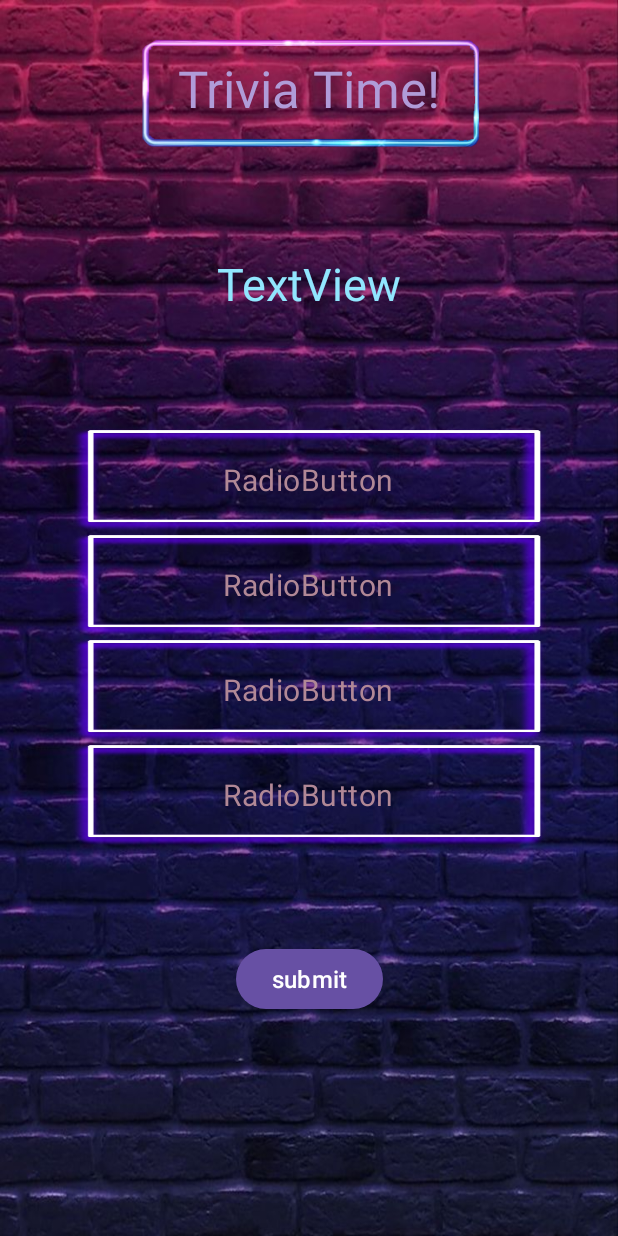
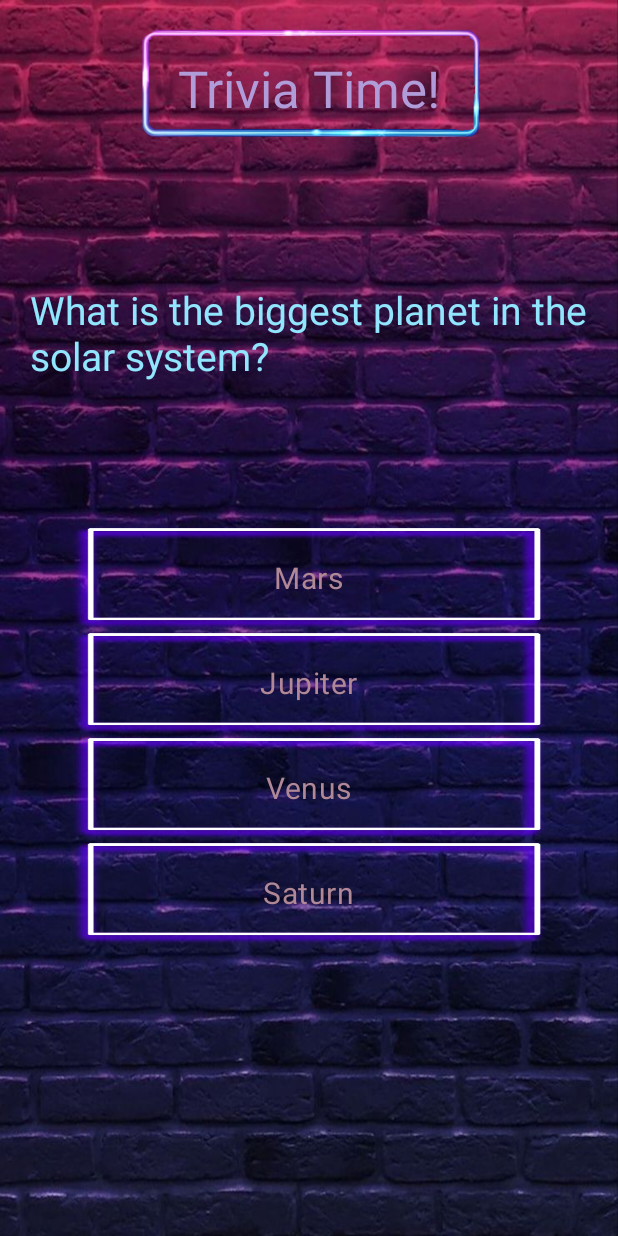
Before and after one commit to DevvvvvShah/DevsTrivia, an Android app: the screen it shows after launch (MainActivity), on a phone screen of 412 x 824 dp. Run offline under Robolectric (Android 15) with nearby library versions, the phone set to English and light mode, and no system bars; Roboto replaces fonts that are not available here.

Commit message:
Sub part 1 - Done

```diff
--- a/app/src/main/java/com/example/devstrivia/MainActivity.kt
+++ b/app/src/main/java/com/example/devstrivia/MainActivity.kt
@@ -1,11 +1,99 @@
 package com.example.devstrivia
 
+import android.os.Bundle
+import android.util.Log
+import android.view.View
+import android.widget.Button
+import android.widget.RadioButton
+import android.widget.RadioGroup
+import android.widget.TextView
 import androidx.appcompat.app.AppCompatActivity
-import android.os.Bundle
 
+var finalPosition = 4
+var currentPosition = 1
+var correctAns = (1 .. 4).random()
+var state = 0
 class MainActivity : AppCompatActivity() {
     override fun onCreate(savedInstanceState: Bundle?) {
         super.onCreate(savedInstanceState)
         setContentView(R.layout.activity_main)
+        showQuestion()
+        currentPosition+=1
+
     }
+
+    private fun showQuestion(){
+
+        val questionList = Question_data.getQuestions()
+        val question: Question = questionList[currentPosition-1]
+        val questionView = findViewById<TextView>(R.id.questionView)
+        val answerButtons = findViewById<RadioGroup>(R.id.radioGroup)
+        val answerButton1 = findViewById<RadioButton>(R.id.radioButton1)
+        val answerButton2 = findViewById<RadioButton>(R.id.radioButton2)
+        val answerButton3 = findViewById<RadioButton>(R.id.radioButton3)
+        val answerButton4 = findViewById<RadioButton>(R.id.radioButton4)
+        answerButtons.clearCheck()
+        answerButton1.text = question.correct_answer
+        answerButton2.text = question.incorrect_answers[0]
+        answerButton3.text = question.incorrect_answers[1]
+        answerButton4.text = question.incorrect_answers[2]
+        correctAns = (1 .. 4).random()
+        when(correctAns){
+            1 -> {correctAns = R.id.radioButton1}
+            2 -> {answerButton2.text = question.correct_answer
+                answerButton1.text = question.incorrect_answers[0]
+                correctAns = R.id.radioButton2}
+            3 -> {answerButton3.text = question.correct_answer
+                answerButton1.text = question.incorrect_answers[1]
+                correctAns = R.id.radioButton3}
+            else -> {answerButton4.text = question.correct_answer
+                answerButton1.text = question.incorrect_answers[2]
+                correctAns = R.id.radioButton4}
+        }
+        questionView.text = question.question
+        state = 1
+    }
+
+    fun checkAns(view: View) {
+        if (state != 1){
+            return
+        }
+        //Log.i("asdf","${view.id}")
+        //val radioOptionsGroup = findViewById<RadioGroup>(R.id.radioGroup)
+        val selectedId: Int = view.id
+        val correct = findViewById<RadioButton>(correctAns)
+        val selected = findViewById<RadioButton>(selectedId)
+        correct.setBackgroundResource(R.drawable.pngitem_correct)
+        if (selectedId != correctAns){
+            selected.setBackgroundResource(R.drawable.pngitem_wrong)
+        }
+        val button = findViewById<Button>(R.id.nextButton)
+        button.visibility = Button.VISIBLE
+        if (currentPosition == finalPosition+1){ button.text = getString(R.string.go_back) }
+        state = 2
+
+
+    }
+
+    fun nextQuestion(view: View) {
+
+        val answerButton1 = findViewById<RadioButton>(R.id.radioButton1)
+        val answerButton2 = findViewById<RadioButton>(R.id.radioButton2)
+        val answerButton3 = findViewById<RadioButton>(R.id.radioButton3)
+        val answerButton4 = findViewById<RadioButton>(R.id.radioButton4)
+        answerButton1.setBackgroundResource(R.drawable.pngitem_584233)
+        answerButton2.setBackgroundResource(R.drawable.pngitem_584233)
+        answerButton3.setBackgroundResource(R.drawable.pngitem_584233)
+        answerButton4.setBackgroundResource(R.drawable.pngitem_584233)
+        val button = findViewById<Button>(view.id)
+        if (currentPosition == finalPosition+1){ currentPosition = 1
+            button.text = getString(R.string.next)}
+        showQuestion()
+        currentPosition+=1
+        button.visibility = Button.GONE
+    }
+
+
+
+
 }
--- /dev/null
+++ b/app/src/main/java/com/example/devstrivia/Question_data.kt
@@ -0,0 +1,31 @@
+package com.example.devstrivia
+
+
+object Question_data{
+    fun getQuestions() : ArrayList<Question>{
+        val questionList = ArrayList<Question>()
+        val que1 = Question(1,
+            "What is the biggest planet in the solar system?",
+            "Jupiter",
+            arrayOf("Mars",
+                "Venus",
+                "Saturn"))
+        val que2 = Question(2,
+            "What is the smallest planet in the solar system?",
+            "Mercury",
+           arrayOf("Mars", "Venus","Saturn"))
+        val que3 = Question(3,
+            "What is the closest planet in the solar system?",
+            "Mercury",
+            arrayOf("Mars", "Venus","Saturn"))
+        val que4 = Question(4,
+            "What is the farthest planet in the solar system?",
+            "Neptune",
+            arrayOf("Mars", "Venus","Saturn"))
+        questionList.add(que1)
+        questionList.add(que2)
+        questionList.add(que3)
+        questionList.add(que4)
+        return questionList
+    }
+}
--- /dev/null
+++ b/app/src/main/java/com/example/devstrivia/Questions.kt
@@ -0,0 +1,31 @@
+package com.example.devstrivia
+
+data class Question(
+    val id: Int,
+    val question: String,
+    val correct_answer: String,
+    val incorrect_answers: Array<String>
+) {
+    override fun equals(other: Any?): Boolean {
+        if (this === other) return true
+        if (javaClass != other?.javaClass) return false
+
+        other as Question
+
+        if (id != other.id) return false
+        if (question != other.question) return false
+        if (correct_answer != other.correct_answer) return false
+        if (!incorrect_answers.contentEquals(other.incorrect_answers)) return false
+
+        return true
+    }
+
+
+    override fun hashCode(): Int {
+        var result = id
+        result = 31 * result + question.hashCode()
+        result = 31 * result + correct_answer.hashCode()
+        result = 31 * result + incorrect_answers.contentHashCode()
+        return result
+    }
+}
--- a/app/src/main/res/layout/activity_main.xml
+++ b/app/src/main/res/layout/activity_main.xml
@@ -2,6 +2,7 @@
 <androidx.constraintlayout.widget.ConstraintLayout xmlns:android="http://schemas.android.com/apk/res/android"
     xmlns:app="http://schemas.android.com/apk/res-auto"
     xmlns:tools="http://schemas.android.com/tools"
+    android:id="@+id/viewParent"
     android:layout_width="match_parent"
     android:layout_height="match_parent"
     android:background="@drawable/background"
@@ -21,13 +22,15 @@
         app:layout_constraintTop_toTopOf="parent" />
 
     <TextView
-        android:id="@+id/question"
+        android:id="@+id/questionView"
         android:layout_width="wrap_content"
         android:layout_height="wrap_content"
         android:layout_marginTop="87dp"
+
+        android:padding="20dp"
         android:text="@string/question"
         android:textColor="#91E6FE"
-        android:textSize="30sp"
+        android:textSize="26sp"
         app:layout_constraintEnd_toEndOf="parent"
         app:layout_constraintStart_toStartOf="parent"
         app:layout_constraintTop_toBottomOf="@+id/title" />
@@ -39,7 +42,7 @@
         android:layout_marginTop="75dp"
         app:layout_constraintEnd_toEndOf="parent"
         app:layout_constraintStart_toStartOf="parent"
-        app:layout_constraintTop_toBottomOf="@+id/question">
+        app:layout_constraintTop_toBottomOf="@+id/questionView">
 
         <RadioButton
             android:id="@+id/radioButton1"
@@ -53,6 +56,7 @@
             android:textAlignment="center"
             android:textColor="#B18896"
             android:textSize="20sp"
+            android:onClick="checkAns"
             tools:layout_editor_absoluteX="134dp"
             tools:layout_editor_absoluteY="369dp" />
 
@@ -68,6 +72,7 @@
             android:textAlignment="center"
             android:textColor="#B18896"
             android:textSize="20sp"
+            android:onClick="checkAns"
             tools:layout_editor_absoluteX="134dp"
             tools:layout_editor_absoluteY="369dp" />
 
@@ -83,6 +88,7 @@
             android:textAlignment="center"
             android:textColor="#B18896"
             android:textSize="20sp"
+            android:onClick="checkAns"
             tools:layout_editor_absoluteX="134dp"
             tools:layout_editor_absoluteY="369dp" />
 
@@ -98,18 +104,21 @@
             android:textAlignment="center"
             android:textColor="#B18896"
             android:textSize="20sp"
+            android:onClick="checkAns"
             tools:layout_editor_absoluteX="134dp"
             tools:layout_editor_absoluteY="369dp" />
 
     </RadioGroup>
 
     <com.google.android.material.button.MaterialButton
-        android:id="@+id/submitButton"
+        android:id="@+id/nextButton"
         android:layout_width="wrap_content"
         android:layout_height="48dp"
         android:layout_marginTop="64dp"
-        android:text="@string/submit"
+        android:text="@string/next"
         android:textSize="16sp"
+        android:visibility="gone"
+        android:onClick="nextQuestion"
         app:iconGravity="end"
         app:iconSize="16dp"
         app:layout_constraintEnd_toEndOf="parent"
@@ -117,15 +126,16 @@
         app:layout_constraintTop_toBottomOf="@+id/radioGroup" />
 
     <ImageView
-        android:id="@+id/imageView16"
+        android:id="@+id/titleFrame"
         android:layout_width="279dp"
         android:layout_height="78dp"
+        android:layout_marginTop="16dp"
         android:layout_marginBottom="68dp"
-        app:layout_constraintBottom_toTopOf="@+id/question"
+        app:layout_constraintBottom_toTopOf="@+id/questionView"
         app:layout_constraintEnd_toEndOf="parent"
         app:layout_constraintStart_toStartOf="parent"
         app:layout_constraintTop_toTopOf="parent"
-        app:layout_constraintVertical_bias="1.0"
+        app:layout_constraintVertical_bias="0.0"
         app:srcCompat="@drawable/title_frame" />
 
 
--- a/app/src/main/res/values/strings.xml
+++ b/app/src/main/res/values/strings.xml
@@ -6,5 +6,6 @@
     <string name="radiobutton3">RadioButton</string>
     <string name="radiobutton4">RadioButton</string>
     <string name="question">TextView</string>
-    <string name="submit">submit</string>
+    <string name="next">Next Question</string>
+    <string name="go_back">Go Back</string>
 </resources>
```
